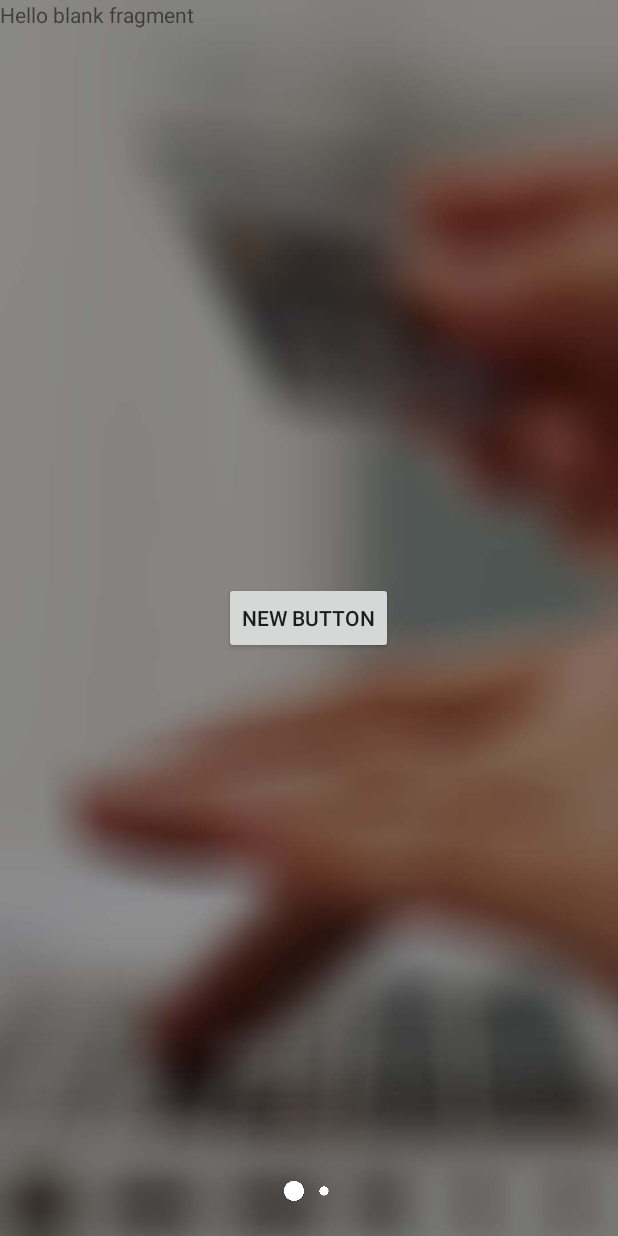
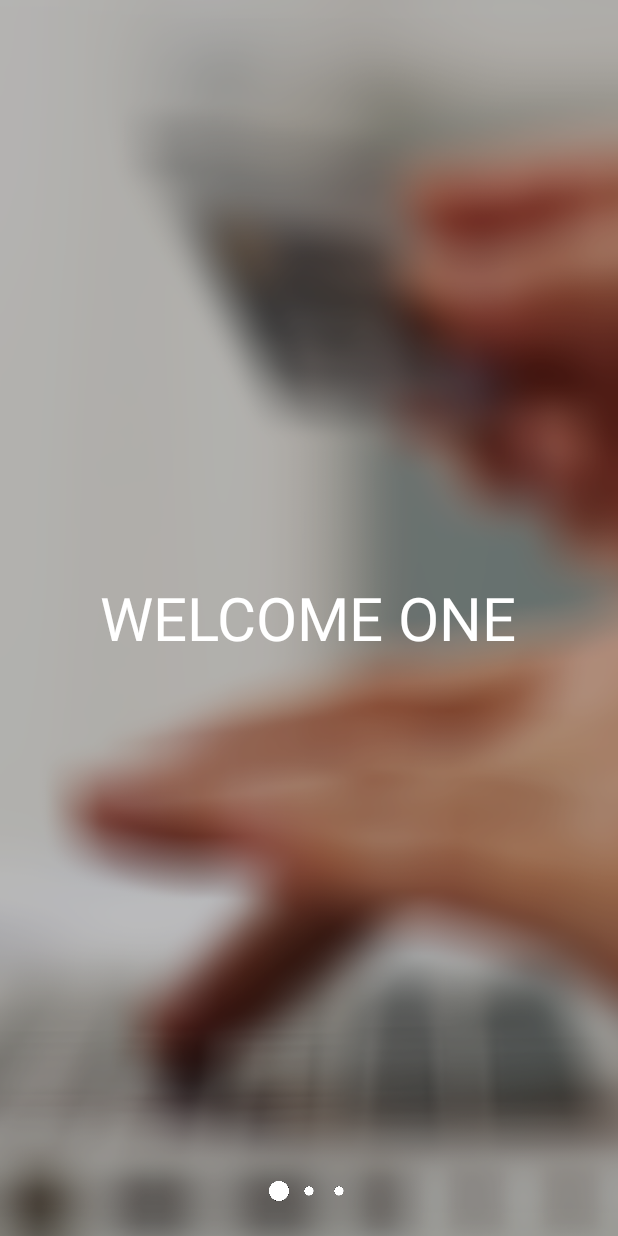
Before and after one commit to Kumar-Shrestha/CICNPv0.3, an Android app: the screen it shows after launch (WelcomeActivity), on a phone screen of 412 x 824 dp. Run offline under Robolectric (Android 15) with nearby library versions, the phone set to English and light mode, and no system bars; 1 statement that could not run was skipped.

Commit message:
Welcome activity and fragments updated

```diff
--- a/app/src/main/java/com/cicnp/rgtech/cicnpv02/WelcomeScreen/WelcomeActivity.java
+++ b/app/src/main/java/com/cicnp/rgtech/cicnpv02/WelcomeScreen/WelcomeActivity.java
@@ -62,6 +62,7 @@ public class WelcomeActivity extends AppCompatActivity implements ViewPager.OnPa
         mViewPagerAdapter = new ViewPagerAdapter(getSupportFragmentManager());
         mViewPagerAdapter.addFragment(new Welcome1Fragment());
         mViewPagerAdapter.addFragment(new Welcome2Fragment());
+        mViewPagerAdapter.addFragment(new WelcomeLoginFragment());
 
 
         dotImageArray = new ArrayList<>();
--- a/app/src/main/res/layout/fragment_welcome1.xml
+++ b/app/src/main/res/layout/fragment_welcome1.xml
@@ -4,17 +4,13 @@
     android:layout_height="match_parent"
     tools:context="com.cicnp.rgtech.cicnpv02.WelcomeScreen.Welcome1Fragment">
 
-    <!-- TODO: Update blank fragment layout -->
+
     <TextView
-        android:layout_width="match_parent"
-        android:layout_height="match_parent"
-        android:text="@string/hello_blank_fragment" />
-
-    <Button
         android:layout_width="wrap_content"
         android:layout_height="wrap_content"
-        android:text="New Button"
-        android:id="@+id/button"
-        android:layout_gravity="center" />
+        android:text="WELCOME ONE"
+        android:layout_gravity="center"
+        android:textSize="40sp"
+        android:textColor="@color/white"/>
 
 </FrameLayout>
--- a/app/src/main/res/values/colors.xml
+++ b/app/src/main/res/values/colors.xml
@@ -3,4 +3,5 @@
     <color name="colorPrimary">#3F51B5</color>
     <color name="colorPrimaryDark">#303F9F</color>
     <color name="colorAccent">#FF4081</color>
+    <color name="white">#FFFFFF</color>
 </resources>
```
Also changed, not shown: app/src/main/res/layout/fragment_welcome2.xml (+6 -4 lines), app/src/main/res/layout/fragment_welcome_login.xml (+27 -8 lines), app/src/main/res/drawable-xxhdpi/welcome_background.jpg (deleted), app/src/main/res/drawable-xxhdpi/welcome_background.png (added).
